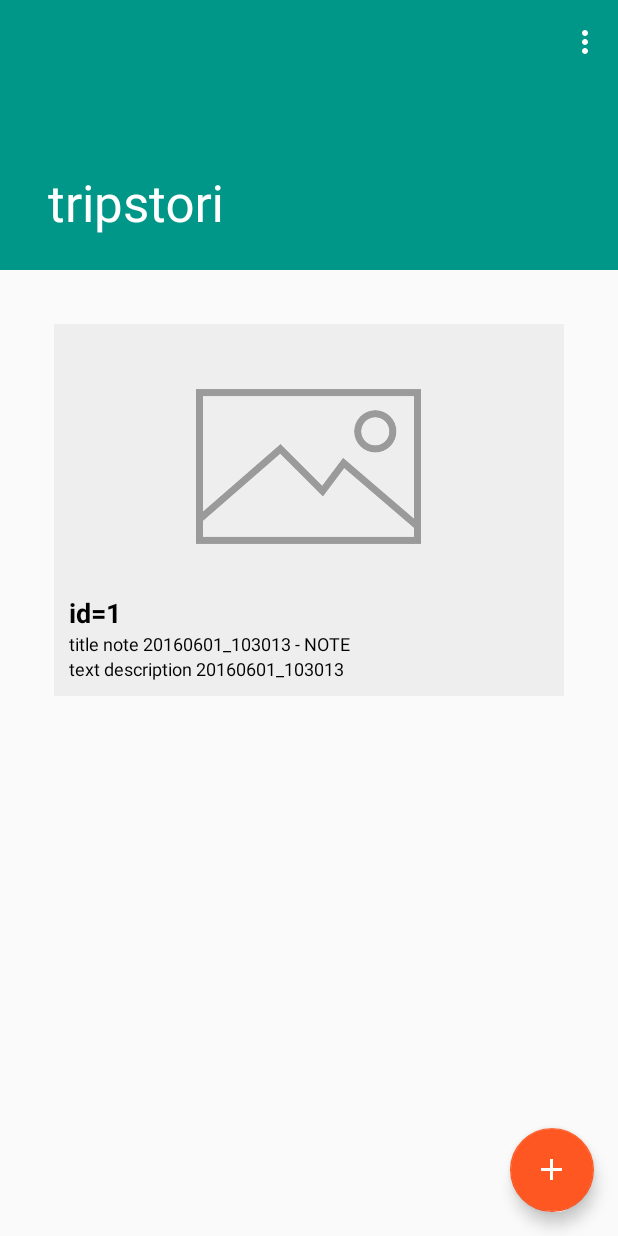
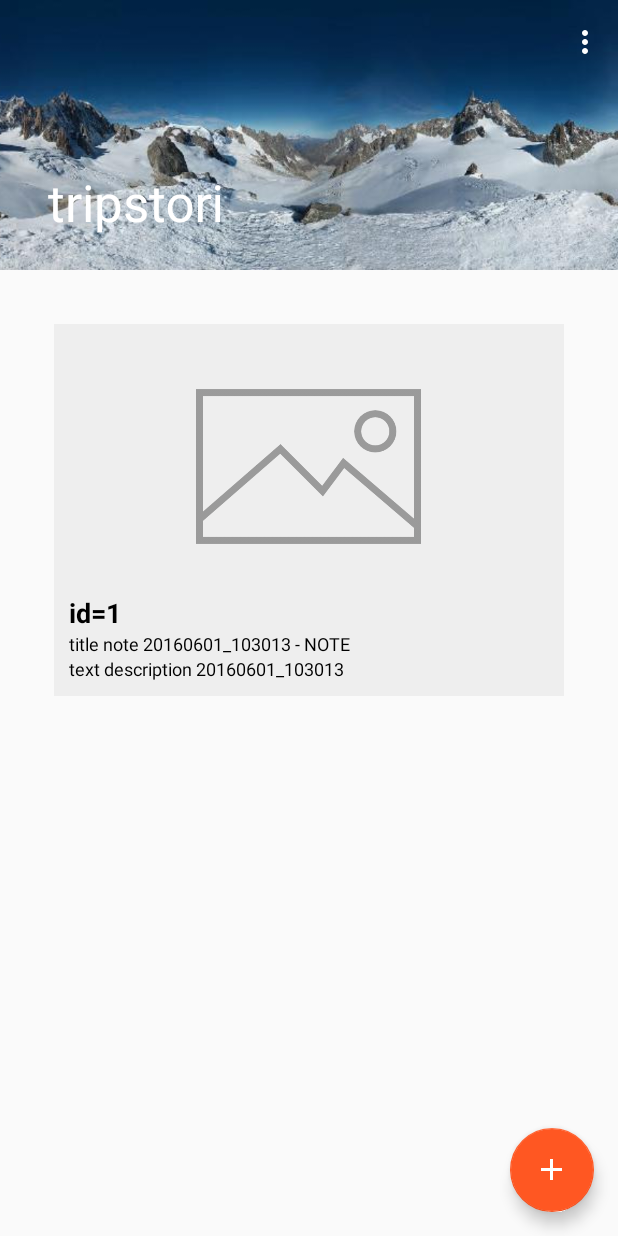
Before and after one commit to ob21/tripstori, an Android app: the screen it shows after launch (MainActivity), in the options menu, after a tap on "Add note", on a phone screen of 412 x 824 dp. Run offline under Robolectric (Android 15) with nearby library versions, the phone set to English and light mode, and no system bars; our stand-ins replace Volley; network calls fail.

Commit message:
Set image in collapsing toolbar

```diff
--- a/app/src/main/java/com/colibri/tripstori/activities/MainActivity.java
+++ b/app/src/main/java/com/colibri/tripstori/activities/MainActivity.java
@@ -6,6 +6,7 @@ import android.content.Intent;
 import android.net.Uri;
 import android.os.Bundle;
 import android.support.design.widget.FloatingActionButton;
+import android.support.v4.content.ContextCompat;
 import android.support.v7.widget.LinearLayoutManager;
 import android.support.v7.widget.RecyclerView;
 import android.support.v7.widget.Toolbar;
@@ -42,6 +43,8 @@ public class MainActivity extends TSActivity implements DialogInterface.OnClickL
         setContentView(R.layout.activity_main);
         Toolbar toolbar = (Toolbar) findViewById(R.id.toolbar);
         setSupportActionBar(toolbar);
+
+//        getSupportActionBar().setBackgroundDrawable(ContextCompat.getDrawable(this, R.drawable.panoramic_639860_960_720));
 
         mAddButton = (FloatingActionButton)findViewById(R.id.fab);
 
--- a/app/src/main/res/layout/activity_main.xml
+++ b/app/src/main/res/layout/activity_main.xml
@@ -29,6 +29,15 @@
             app:contentScrim="?attr/colorPrimary"
             app:layout_scrollFlags="scroll|exitUntilCollapsed">
 
+            <ImageView
+                android:id="@+id/image"
+                android:layout_width="match_parent"
+                android:layout_height="wrap_content"
+                android:fitsSystemWindows="true"
+                android:scaleType="centerCrop"
+                android:src="@drawable/mont_blanc_gigapixel"
+                app:layout_collapseMode="parallax" />
+
             <android.support.v7.widget.Toolbar
                 android:id="@+id/toolbar"
                 android:layout_width="match_parent"
```
Also changed, not shown: app/src/main/res/drawable/mont_blanc_gigapixel.jpg (added), app/src/main/res/drawable/panorama_mont_blanc_1.jpg (added), app/src/main/res/drawable/panoramic_639860_960_720.jpg (added), app/src/main/res/drawable/smoky_mountain_panorama.jpg (added), app/src/main/res/drawable/sneffelsrange02.jpg (added), 2 other files.
